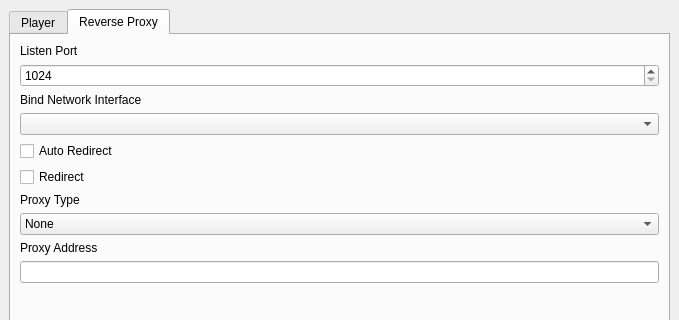
Before: the Qt Designer form desktop/mainwindow.ui in missdeer/hannah, drawn with Qt 5; both pictures show x 0 to 679 and y 0 to 320 of the 679 by 471 pixel window.
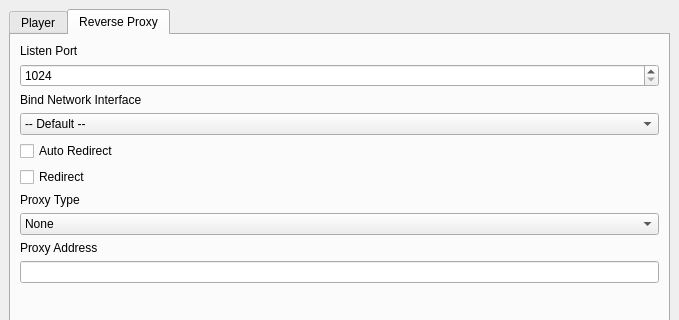
After: the same form once the commit is applied. The open tabs and pages were chosen to show the change.

Diff of the .ui file:
```diff
--- a/desktop/mainwindow.ui
+++ b/desktop/mainwindow.ui
@@ -129,7 +129,13 @@
          </widget>
         </item>
         <item>
-         <widget class="QComboBox" name="reverseProxyBindNetworkInterface"/>
+         <widget class="QComboBox" name="reverseProxyBindNetworkInterface">
+          <item>
+           <property name="text">
+            <string>-- Default --</string>
+           </property>
+          </item>
+         </widget>
         </item>
         <item>
          <widget class="QCheckBox" name="reverseProxyAutoRedirect">
```
